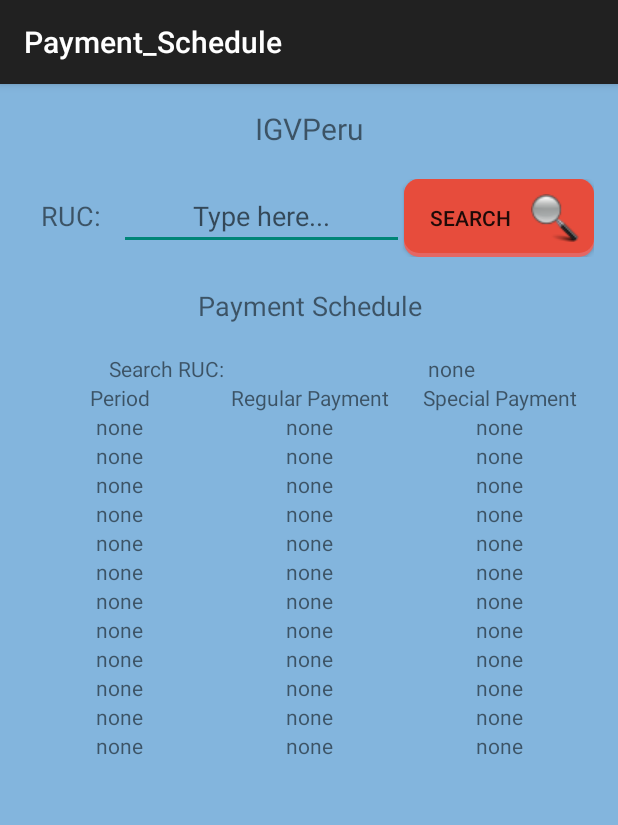
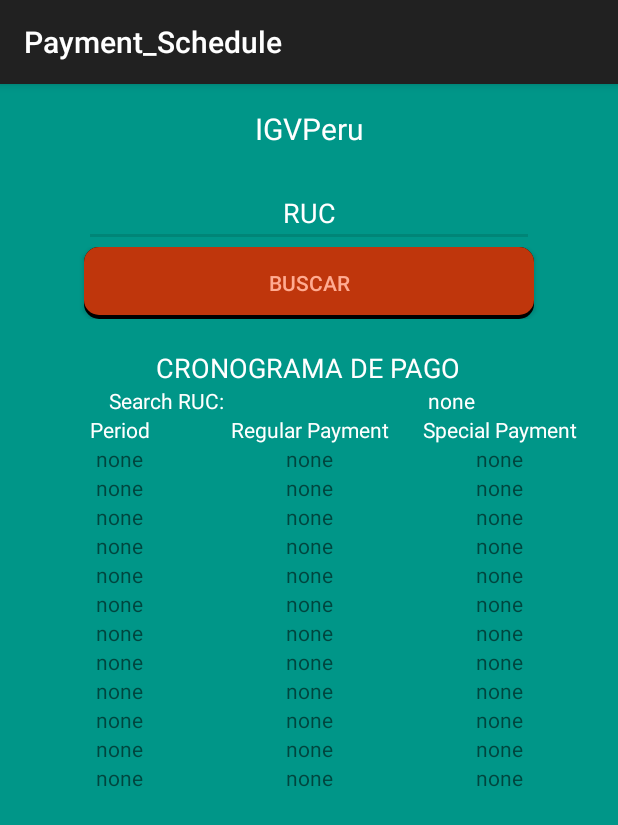
Before and after one commit to doapps/IGVPeru, an Android app: the PaymentActivity screen opened directly, with no data from a screen before it, on a phone screen of 412 x 824 dp. Shown: the top 825 px of the screen. Run offline under Robolectric (Android 15) with nearby library versions, the light colour scheme and no system bars.

```diff
--- a/app/src/main/java/me/doapps/fragments/CalculatorFragment.java
+++ b/app/src/main/java/me/doapps/fragments/CalculatorFragment.java
@@ -4,7 +4,6 @@ import android.os.Bundle;
 import android.support.annotation.Nullable;
 import android.support.v4.app.Fragment;
 import android.text.Editable;
-import android.text.InputFilter;
 import android.text.TextWatcher;
 import android.util.Log;
 import android.view.LayoutInflater;
@@ -14,7 +13,6 @@ import android.widget.AdapterView;
 import android.widget.ArrayAdapter;
 import android.widget.EditText;
 import android.widget.Spinner;
-import android.widget.Toast;
 
 import java.text.DecimalFormat;
 import java.text.DecimalFormatSymbols;
--- a/app/src/main/res/drawable/selector_btn_red.xml
+++ b/app/src/main/res/drawable/selector_btn_red.xml
@@ -26,13 +26,13 @@
             <item>
                 <shape android:shape="rectangle">
                     <corners android:radius="10dp" />
-                    <solid android:color="@color/cayenne" />
+                    <solid android:color="@color/black" />
                 </shape>
             </item>
             <item android:bottom="3dp">
                 <shape android:shape="rectangle">
                     <corners android:radius="10dp" />
-                    <solid android:color="@color/rojo_alizarin" />
+                    <solid android:color="@color/deep_orange_900" />
                 </shape>
             </item>
         </layer-list>
--- a/app/src/main/res/layout/activity_payment__schedule.xml
+++ b/app/src/main/res/layout/activity_payment__schedule.xml
@@ -4,7 +4,7 @@
     android:paddingRight="@dimen/activity_horizontal_margin"
     android:paddingTop="@dimen/activity_vertical_margin"
     android:paddingBottom="@dimen/activity_vertical_margin"
-    android:background="@color/placid_blue"
+    android:background="@color/teal_500"
     tools:context="me.doapps.igvperu.PaymentActivity">
 
     <ScrollView
@@ -27,7 +27,8 @@
                     android:layout_height="wrap_content"
                     android:textSize="20sp"
                     android:gravity="center"
-                    android:layout_weight="1"/>
+                    android:layout_weight="1"
+                    android:textColor="@color/white"/>
 
             </LinearLayout>
 
@@ -36,65 +37,69 @@
                 android:layout_width="match_parent"
                 android:layout_height="match_parent">
 
-                <TextView
-                    android:id="@+id/textViewLabelRuc"
-                    android:layout_width="0dp"
-                    android:layout_height="wrap_content"
-                    android:textSize="18sp"
-                    android:layout_weight="1"
-                    android:text="RUC:"
-                    android:gravity="center"/>
-
                 <EditText
                     android:id="@+id/editTextRuc"
                     android:layout_width="0dp"
                     android:layout_height="wrap_content"
-                    android:layout_weight="3"
-                    android:hint="Type here..."
+                    android:layout_weight="1"
+                    android:hint="RUC"
                     android:inputType="number"
                     android:gravity="center"
                     android:autoText="false"
                     android:editable="false"
-                    android:maxLength="11" />
-
-                <Button
-                    android:id="@+id/buttonBuscarRuc"
-                    android:drawableRight="@drawable/busqueda32"
-                    android:layout_width="0dp"
-                    android:layout_height="wrap_content"
-                    android:padding="10dp"
-                    android:layout_weight="2"
-                    android:text="SEARCH  "
-                    android:gravity="center"
-                    android:background="@drawable/selector_btn_red"/>
+                    android:maxLength="11"
+                    android:textColor="@color/white"
+                    android:textColorHint="@color/white"
+                    android:layout_marginRight="40dp"
+                    android:layout_marginLeft="40dp"
+                    />
 
             </LinearLayout>
 
             <LinearLayout
                 android:layout_width="match_parent"
                 android:layout_height="wrap_content"
-                android:layout_marginTop="20dp"
                 android:layout_marginBottom="20dp">
 
-                <TextView
-                    android:layout_width="match_parent"
-                    android:layout_height="wrap_content"
-                    android:textSize="18sp"
-                    android:text="Payment Schedule"
-                    android:layout_gravity="center"
-                    android:gravity="center"
-                    android:layout_weight="1"/>
+                    <Button
+                        android:id="@+id/buttonBuscarRuc"
+                        android:layout_width="0dp"
+                        android:layout_height="wrap_content"
+                        android:padding="10dp"
+                        android:layout_weight="2"
+                        android:gravity="center"
+                        android:background="@drawable/selector_btn_red"
+                        android:text="BUSCAR"
+                        android:textColor="@color/deep_orange_200"
+                        android:layout_marginRight="40dp"
+                        android:layout_marginLeft="40dp"/>
 
             </LinearLayout>
 
             <LinearLayout
+                android:id="@+id/contentResult"
                 android:layout_width="match_parent"
-                android:layout_height="wrap_content">
+                android:layout_height="wrap_content"
+                android:orientation="horizontal">
 
                 <TableLayout
                     android:layout_width="match_parent"
                     android:layout_height="wrap_content">
+                    <TableRow
+                        android:layout_height="wrap_content"
+                        android:layout_width="match_parent"
+                        android:gravity="center_horizontal">
 
+                        <TextView
+                            android:layout_width="match_parent"
+                            android:layout_height="wrap_content"
+                            android:textSize="18sp"
+                            android:text="CRONOGRAMA DE PAGO"
+                            android:layout_gravity="center"
+                            android:gravity="center"
+                            android:textColor="@color/white"/>
+
+                    </TableRow>
                     <TableRow
                         android:layout_height="wrap_content"
                         android:layout_width="match_parent"
@@ -105,7 +110,8 @@
                             android:layout_height="wrap_content"
                             android:layout_weight="1"
                             android:text="Search RUC:"
-                            android:gravity="center"/>
+                            android:gravity="center"
+                            android:textColor="@color/white"/>
 
                         <TextView
                             android:id="@+id/textViewSearchRuc"
@@ -113,7 +119,8 @@
                             android:layout_height="wrap_content"
                             android:layout_weight="1"
                             android:text="none"
-                            android:gravity="center"/>
+                            android:gravity="center"
+                            android:textColor="@color/white"/>
 
                     </TableRow>
 
@@ -127,21 +134,24 @@
                             android:layout_height="wrap_content"
                             android:layout_weight="1"
                             android:text="Period"
-                            android:gravity="center"/>
+                            android:gravity="center"
+                            android:textColor="@color/white"/>
 
                         <TextView
                             android:layout_width="0dp"
                             android:layout_height="wrap_content"
                             android:layout_weight="1"
                             android:text="Regular Payment"
-                            android:gravity="center"/>
+                            android:gravity="center"
+                            android:textColor="@color/white"/>
 
                         <TextView
                             android:layout_width="0dp"
                             android:layout_height="wrap_content"
                             android:layout_weight="1"
                             android:text="Special Payment"
-                            android:gravity="center"/>
+                            android:gravity="center"
+                            android:textColor="@color/white"/>
 
                     </TableRow>
 
--- a/app/src/main/res/values/colors.xml
+++ b/app/src/main/res/values/colors.xml
@@ -1,6 +1,16 @@
 <?xml version="1.0" encoding="utf-8"?>
 <resources>
+    <color name="black">#000000</color>
     <color name="white">#FFFFFF</color>
+
+    <color name="teal_300">#4DB6AC</color>
+    <color name="teal_500">#009688</color>
+    <color name="lime_500">#CDDC39</color>
+    <color name="lime_300">#DCE775</color>
+    <color name="deep_orange_200">#FFAB91</color>
+    <color name="deep_orange_500">#FF5722</color>
+    <color name="deep_orange_800">#D84315</color>
+    <color name="deep_orange_900">#BF360C</color>
 
     <color name="fondo_gris">#2d2d2d</color>
     <color name="paloma">#aab1b0</color>
```
Also changed, not shown: app/src/main/java/me/doapps/fragments/ScheduleFragment.java (+62 -15 lines).
